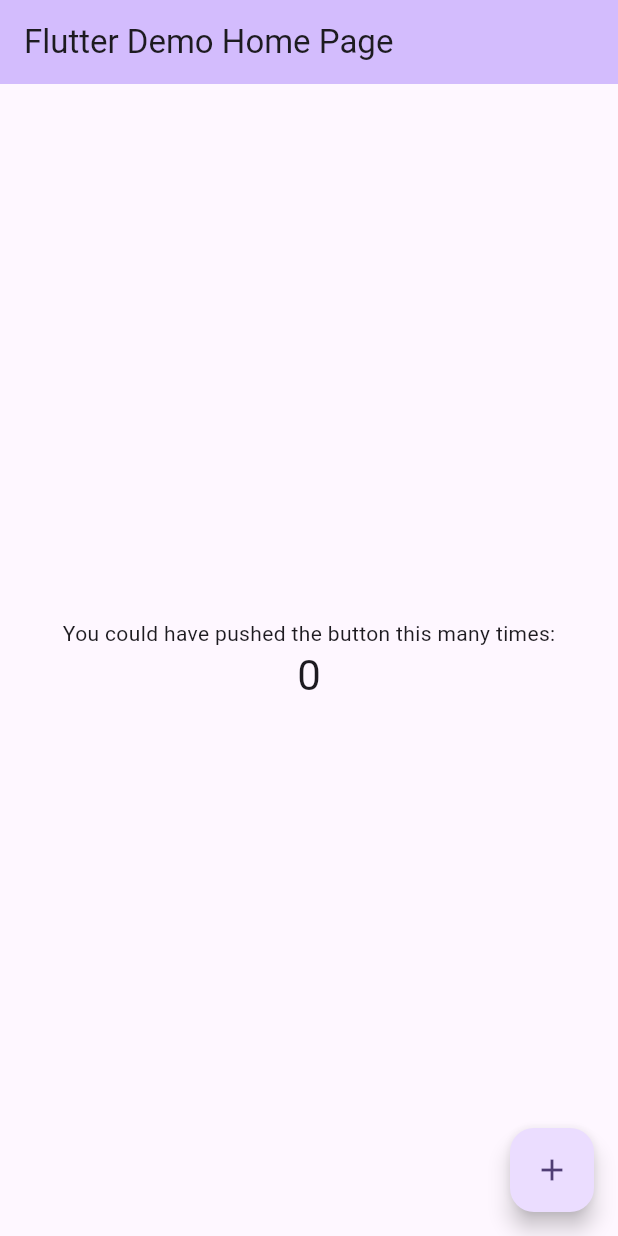
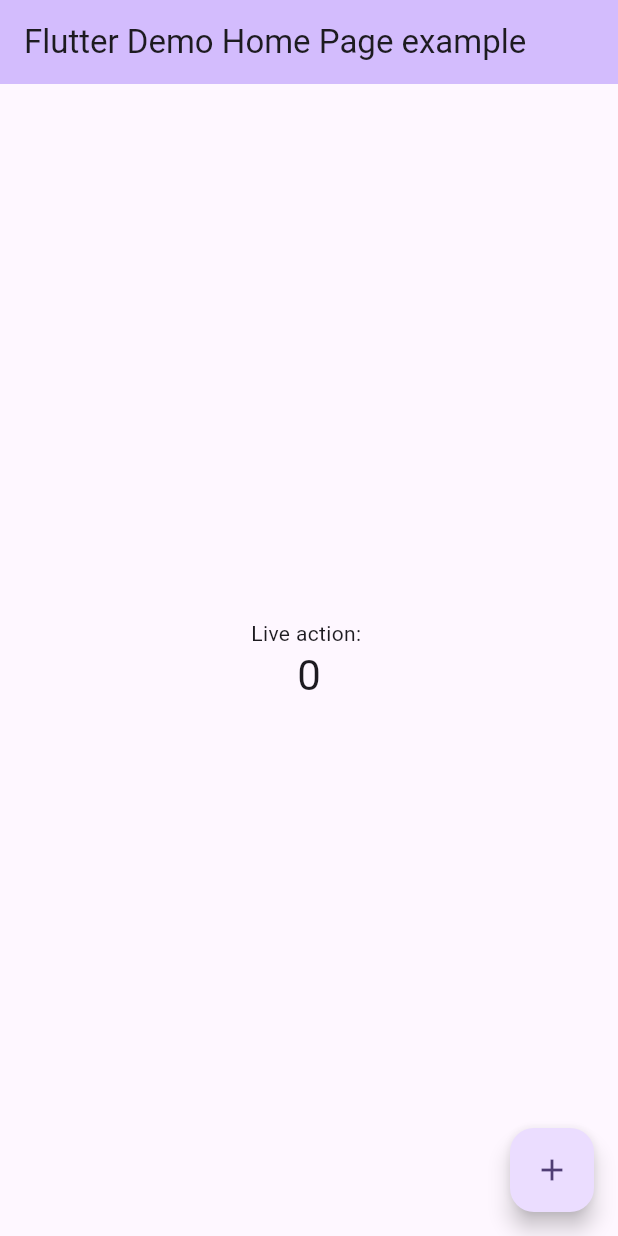
Before and after one commit to 24neurons/via, a Flutter app: the screen it shows after launch, on a phone screen of 412 x 824 dp. Run offline on Flutter 3.47's test engine with Material 3 defaults, Android fonts, the phone set to English and light mode, and no system bars.

```diff
--- a/lib/main.dart
+++ b/lib/main.dart
@@ -1,6 +1,7 @@
 import 'package:flutter/material.dart';
 
 void main() {
+  // print("Hello World")
   runApp(const MyApp());
 }
 
@@ -30,22 +31,13 @@ class MyApp extends StatelessWidget {
         // tested with just a hot reload.
         colorScheme: ColorScheme.fromSeed(seedColor: Colors.deepPurple),
       ),
-      home: const MyHomePage(title: 'Flutter Demo Home Page'),
+      home: const MyHomePage(title: 'Flutter Demo Home Page example'),
     );
   }
 }
 
 class MyHomePage extends StatefulWidget {
   const MyHomePage({super.key, required this.title});
-
-  // This widget is the home page of your application. It is stateful, meaning
-  // that it has a State object (defined below) that contains fields that affect
-  // how it looks.
-
-  // This class is the configuration for the state. It holds the values (in this
-  // case the title) provided by the parent (in this case the App widget) and
-  // used by the build method of the State. Fields in a Widget subclass are
-  // always marked "final".
 
   final String title;
 
@@ -104,7 +96,7 @@ class _MyHomePageState extends State<MyHomePage> {
           // wireframe for each widget.
           mainAxisAlignment: MainAxisAlignment.center,
           children: <Widget>[
-            const Text('You could have pushed the button this many times:'),
+            const Text('Live action: '),
             Text(
               '$_counter',
               style: Theme.of(context).textTheme.headlineMedium,
```
Also changed, not shown: lib/pages/home.dart (added, +10 -0 lines).
